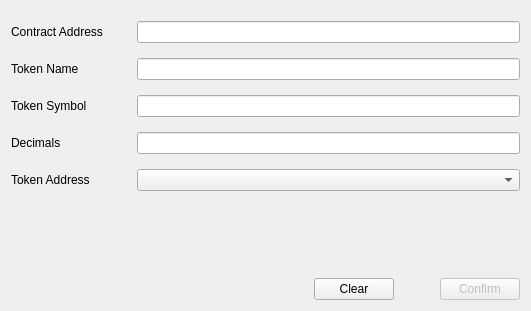
Above: src/qt/forms/addtokenpage.ui from qtumproject/qtum before the change. Below: the same form after it.
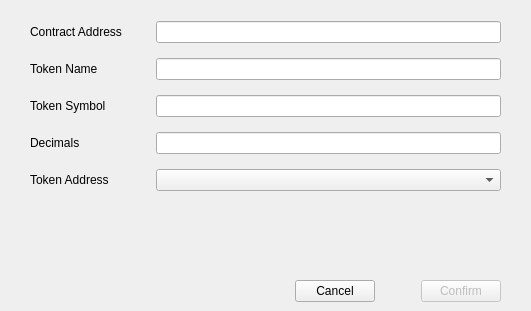
That is the form after the change. Custom widgets are drawn as their Qt base class.

Commit message: Update forms layouts

What changed in the file:
```diff
--- a/src/qt/forms/addtokenpage.ui
+++ b/src/qt/forms/addtokenpage.ui
@@ -14,6 +14,15 @@
    <string>Form</string>
   </property>
   <layout class="QVBoxLayout" name="verticalLayout">
+   <property name="leftMargin">
+    <number>0</number>
+   </property>
+   <property name="rightMargin">
+    <number>0</number>
+   </property>
+   <property name="bottomMargin">
+    <number>0</number>
+   </property>
    <item>
     <spacer name="verticalSpacer_2">
      <property name="orientation">
@@ -32,6 +41,12 @@
    </item>
    <item>
     <layout class="QGridLayout" name="gridLayout">
+     <property name="leftMargin">
+      <number>30</number>
+     </property>
+     <property name="rightMargin">
+      <number>30</number>
+     </property>
      <property name="verticalSpacing">
       <number>15</number>
      </property>
@@ -196,9 +211,13 @@
     </spacer>
    </item>
    <item>
-    <layout class="QHBoxLayout" name="horizontalLayout">
+    <widget class="QWidget" name="buttonsContainerWhite" native="true">
+     <layout class="QHBoxLayout" name="horizontalLayout_2">
+      <property name="leftMargin">
+       <number>30</number>
+      </property>
      <property name="rightMargin">
-      <number>0</number>
+       <number>30</number>
      </property>
      <item>
       <spacer name="horizontalSpacer">
@@ -216,7 +235,7 @@
      <item>
       <widget class="QPushButton" name="clearButton">
        <property name="text">
-        <string>Clear</string>
+         <string>Cancel</string>
        </property>
       </widget>
      </item>
@@ -247,6 +266,7 @@
       </widget>
      </item>
     </layout>
+    </widget>
    </item>
   </layout>
  </widget>
```
Lines whose indentation alone changed are shown as unchanged. The commit also changes 6 other files.
